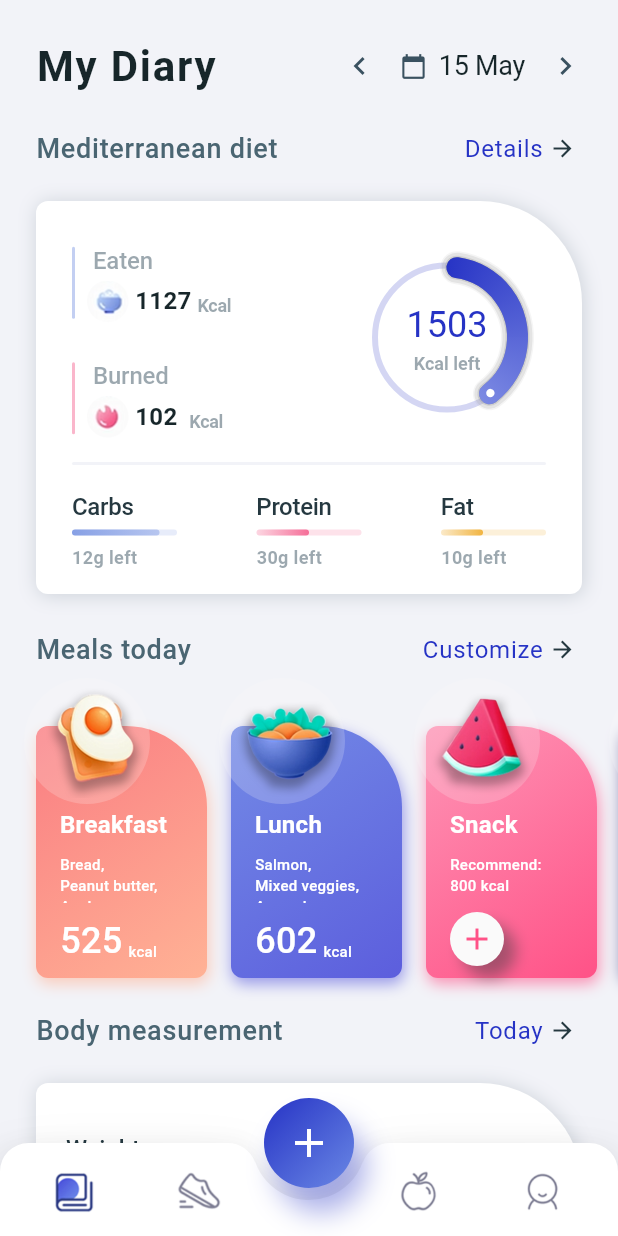
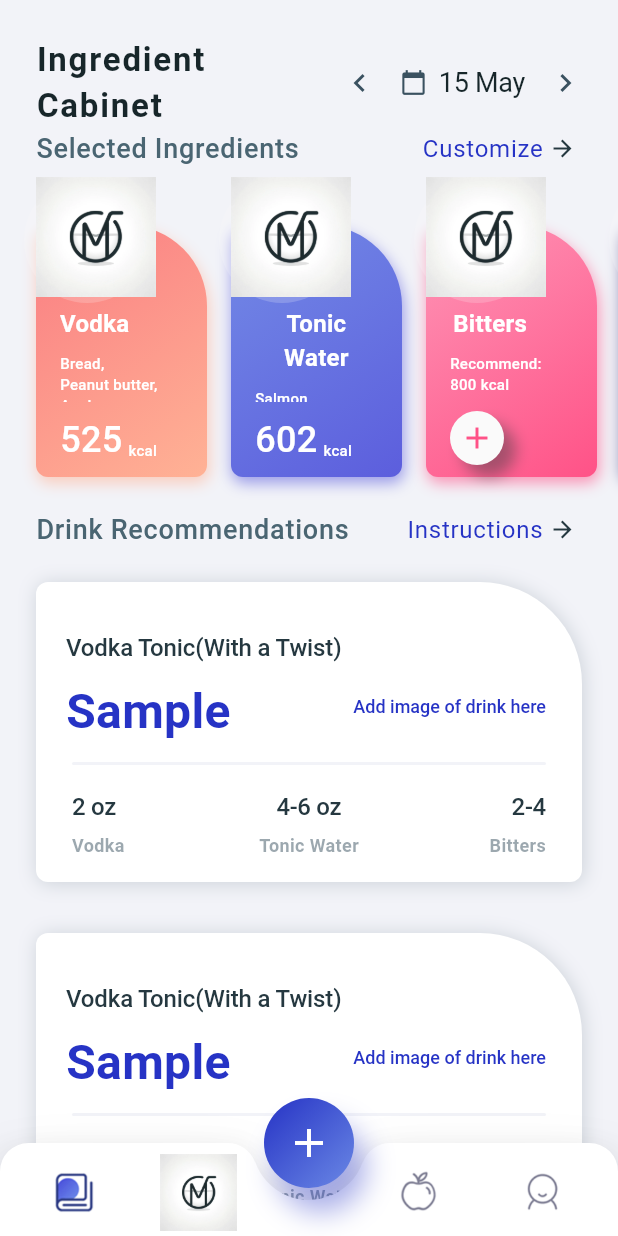
Before and after one commit to Azhang1234/MixySpring2024, a Flutter app: the screen it shows after launch, on a phone screen of 412 x 824 dp. Run offline on Flutter 3.47's test engine with Material 3 defaults, Android fonts, the light colour scheme and no system bars.

Commit message:
Fixed Mixy app design

```diff
--- a/lib/models/meals_list_data.dart
+++ b/lib/models/meals_list_data.dart
@@ -17,32 +17,32 @@ class MealsListData {
 
   static List<MealsListData> tabIconsList = <MealsListData>[
     MealsListData(
-      imagePath: 'assets/fitness_app/breakfast.png',
-      titleTxt: 'Breakfast',
+      imagePath: 'assets/fitness_app/mixyLogo.png',
+      titleTxt: 'Vodka',
       kacl: 525,
       meals: <String>['Bread,', 'Peanut butter,', 'Apple'],
       startColor: '#FA7D82',
       endColor: '#FFB295',
     ),
     MealsListData(
-      imagePath: 'assets/fitness_app/lunch.png',
-      titleTxt: 'Lunch',
+      imagePath: 'assets/fitness_app/mixyLogo.png',
+      titleTxt: 'Tonic Water',
       kacl: 602,
       meals: <String>['Salmon,', 'Mixed veggies,', 'Avocado'],
       startColor: '#738AE6',
       endColor: '#5C5EDD',
     ),
     MealsListData(
-      imagePath: 'assets/fitness_app/snack.png',
-      titleTxt: 'Snack',
+      imagePath: 'assets/fitness_app/mixyLogo.png',
+      titleTxt: 'Bitters ',
       kacl: 0,
       meals: <String>['Recommend:', '800 kcal'],
       startColor: '#FE95B6',
       endColor: '#FF5287',
     ),
     MealsListData(
-      imagePath: 'assets/fitness_app/dinner.png',
-      titleTxt: 'Dinner',
+      imagePath: 'assets/fitness_app/mixyLogo.png',
+      titleTxt: 'Whiskey',
       kacl: 0,
       meals: <String>['Recommend:', '703 kcal'],
       startColor: '#6F72CA',
--- a/lib/models/tabIcon_data.dart
+++ b/lib/models/tabIcon_data.dart
@@ -25,8 +25,8 @@ class TabIconData {
       animationController: null,
     ),
     TabIconData(
-      imagePath: 'assets/fitness_app/tab_2.png',
-      selectedImagePath: 'assets/fitness_app/tab_2s.png',
+      imagePath: 'assets/fitness_app/mixyLogo.png',
+      selectedImagePath: 'assets/fitness_app/mixyLogo.png',
       index: 1,
       isSelected: false,
       animationController: null,
--- a/lib/my_diary/my_diary_screen.dart
+++ b/lib/my_diary/my_diary_screen.dart
@@ -60,9 +60,9 @@ class _MyDiaryScreenState extends State<MyDiaryScreen>
   void addAllListData() {
     const int count = 9;
 
-    listViews.add(
+    /*listViews.add(
       TitleView(
-        titleTxt: 'Mediterranean diet',
+        titleTxt: 'Mixing Station',
         subTxt: 'Details',
         animation: Tween<double>(begin: 0.0, end: 1.0).animate(CurvedAnimation(
             parent: widget.animationController!,
@@ -79,10 +79,10 @@ class _MyDiaryScreenState extends State<MyDiaryScreen>
                 const Interval((1 / count) * 1, 1.0, curve: Curves.fastOutSlowIn))),
         animationController: widget.animationController!,
       ),
-    );
+    );*/
     listViews.add(
       TitleView(
-        titleTxt: 'Meals today',
+        titleTxt: 'Selected Ingredients',
         subTxt: 'Customize',
         animation: Tween<double>(begin: 0.0, end: 1.0).animate(CurvedAnimation(
             parent: widget.animationController!,
@@ -105,8 +105,8 @@ class _MyDiaryScreenState extends State<MyDiaryScreen>
 
     listViews.add(
       TitleView(
-        titleTxt: 'Body measurement',
-        subTxt: 'Today',
+        titleTxt: 'Drink Recommendations',
+        subTxt: 'Instructions',
         animation: Tween<double>(begin: 0.0, end: 1.0).animate(CurvedAnimation(
             parent: widget.animationController!,
             curve:
@@ -125,27 +125,15 @@ class _MyDiaryScreenState extends State<MyDiaryScreen>
       ),
     );
     listViews.add(
-      TitleView(
-        titleTxt: 'Water',
-        subTxt: 'Aqua SmartBottle',
+      BodyMeasurementView(
         animation: Tween<double>(begin: 0.0, end: 1.0).animate(CurvedAnimation(
             parent: widget.animationController!,
             curve:
-                const Interval((1 / count) * 6, 1.0, curve: Curves.fastOutSlowIn))),
+                const Interval((1 / count) * 5, 1.0, curve: Curves.fastOutSlowIn))),
         animationController: widget.animationController!,
       ),
     );
 
-    listViews.add(
-      WaterView(
-        mainScreenAnimation: Tween<double>(begin: 0.0, end: 1.0).animate(
-            CurvedAnimation(
-                parent: widget.animationController!,
-                curve: const Interval((1 / count) * 7, 1.0,
-                    curve: Curves.fastOutSlowIn))),
-        mainScreenAnimationController: widget.animationController!,
-      ),
-    );
     listViews.add(
       GlassView(
           animation: Tween<double>(begin: 0.0, end: 1.0).animate(
@@ -251,12 +239,12 @@ class _MyDiaryScreenState extends State<MyDiaryScreen>
                               child: Padding(
                                 padding: const EdgeInsets.all(8.0),
                                 child: Text(
-                                  'My Diary',
+                                  'Ingredient Cabinet',
                                   textAlign: TextAlign.left,
                                   style: TextStyle(
                                     fontFamily: FitnessAppTheme.fontName,
                                     fontWeight: FontWeight.w700,
-                                    fontSize: 22 + 6 - 6 * topBarOpacity,
+                                    fontSize: 22 - 6 * topBarOpacity,
                                     letterSpacing: 1.2,
                                     color: FitnessAppTheme.darkerText,
                                   ),
--- a/lib/training/training_screen.dart
+++ b/lib/training/training_screen.dart
@@ -91,7 +91,7 @@ class _TrainingScreenState extends State<TrainingScreen>
 
     listViews.add(
       TitleView(
-        titleTxt: 'Area of focus',
+        titleTxt: 'Featured Ingredients',
         subTxt: 'more',
         animation: Tween<double>(begin: 0.0, end: 1.0).animate(CurvedAnimation(
             parent: widget.animationController!,
@@ -207,12 +207,12 @@ class _TrainingScreenState extends State<TrainingScreen>
                               child: Padding(
                                 padding: const EdgeInsets.all(8.0),
                                 child: Text(
-                                  'Training',
+                                  'Mixing Station',
                                   textAlign: TextAlign.left,
                                   style: TextStyle(
                                     fontFamily: FitnessAppTheme.fontName,
                                     fontWeight: FontWeight.w700,
-                                    fontSize: 22 + 6 - 6 * topBarOpacity,
+                                    fontSize: 22 - 6 * topBarOpacity,
                                     letterSpacing: 1.2,
                                     color: FitnessAppTheme.darkerText,
                                   ),
--- a/lib/ui_view/body_measurement.dart
+++ b/lib/ui_view/body_measurement.dart
@@ -16,8 +16,8 @@ class BodyMeasurementView extends StatelessWidget {
       builder: (BuildContext context, Widget? child) {
         return FadeTransition(
           opacity: animation!,
-          child: new Transform(
-            transform: new Matrix4.translationValues(
+          child: Transform(
+            transform: Matrix4.translationValues(
                 0.0, 30 * (1.0 - animation!.value), 0.0),
             child: Padding(
               padding: const EdgeInsets.only(
@@ -25,7 +25,7 @@ class BodyMeasurementView extends StatelessWidget {
               child: Container(
                 decoration: BoxDecoration(
                   color: FitnessAppTheme.white,
-                  borderRadius: BorderRadius.only(
+                  borderRadius: const BorderRadius.only(
                       topLeft: Radius.circular(8.0),
                       bottomLeft: Radius.circular(8.0),
                       bottomRight: Radius.circular(8.0),
@@ -33,24 +33,24 @@ class BodyMeasurementView extends StatelessWidget {
                   boxShadow: <BoxShadow>[
                     BoxShadow(
                         color: FitnessAppTheme.grey.withOpacity(0.2),
-                        offset: Offset(1.1, 1.1),
+                        offset: const Offset(1.1, 1.1),
                         blurRadius: 10.0),
                   ],
                 ),
                 child: Column(
                   children: <Widget>[
-                    Padding(
+                    const Padding(
                       padding:
-                          const EdgeInsets.only(top: 16, left: 16, right: 24),
+                          EdgeInsets.only(top: 16, left: 16, right: 24),
                       child: Column(
                         mainAxisAlignment: MainAxisAlignment.center,
                         crossAxisAlignment: CrossAxisAlignment.start,
                         children: <Widget>[
                           Padding(
-                            padding: const EdgeInsets.only(
+                            padding: EdgeInsets.only(
                                 left: 4, bottom: 8, top: 16),
                             child: Text(
-                              'Weight',
+                              'Vodka Tonic(With a Twist)',
                               textAlign: TextAlign.center,
                               style: TextStyle(
                                   fontFamily: FitnessAppTheme.fontName,
@@ -69,10 +69,10 @@ class BodyMeasurementView extends StatelessWidget {
                                 crossAxisAlignment: CrossAxisAlignment.end,
                                 children: <Widget>[
                                   Padding(
-                                    padding: const EdgeInsets.only(
+                                    padding: EdgeInsets.only(
                                         left: 4, bottom: 3),
                                     child: Text(
-                                      '206.8',
+                                      'Sample',
                                       textAlign: TextAlign.center,
                                       style: TextStyle(
                                         fontFamily: FitnessAppTheme.fontName,
@@ -82,8 +82,8 @@ class BodyMeasurementView extends StatelessWidget {
                                       ),
                                     ),
                                   ),
-                                  Padding(
-                                    padding: const EdgeInsets.only(
+                                  /*Padding(
+                                    padding: EdgeInsets.only(
                                         left: 8, bottom: 8),
                                     child: Text(
                                       'Ibs',
@@ -96,7 +96,7 @@ class BodyMeasurementView extends StatelessWidget {
                                         color: FitnessAppTheme.nearlyDarkBlue,
                                       ),
                                     ),
-                                  ),
+                                  ),*/
                                 ],
                               ),
                               Column(
@@ -106,13 +106,13 @@ class BodyMeasurementView extends StatelessWidget {
                                   Row(
                                     mainAxisAlignment: MainAxisAlignment.center,
                                     children: <Widget>[
-                                      Icon(
+                                      /*Icon(
                                         Icons.access_time,
                                         color: FitnessAppTheme.grey
                                             .withOpacity(0.5),
                                         size: 16,
-                                      ),
-                                      Padding(
+                                      ),*/
+                                      /*Padding(
                                         padding:
                                             const EdgeInsets.only(left: 4.0),
                                         child: Text(
@@ -128,14 +128,14 @@ class BodyMeasurementView extends StatelessWidget {
                                                 .withOpacity(0.5),
                                           ),
                                         ),
-                                      ),
+                                      ),*/
                                     ],
                                   ),
                                   Padding(
-                                    padding: const EdgeInsets.only(
+                                    padding: EdgeInsets.only(
                                         top: 4, bottom: 14),
                                     child: Text(
-                                      'InBody SmartScale',
+                                      'Add image of drink here',
                                       textAlign: TextAlign.center,
                                       style: TextStyle(
                                         fontFamily: FitnessAppTheme.fontName,
@@ -158,7 +158,7 @@ class BodyMeasurementView extends StatelessWidget {
                           left: 24, right: 24, top: 8, bottom: 8),
                       child: Container(
                         height: 2,
-                        decoration: BoxDecoration(
+                        decoration: const BoxDecoration(
                           color: FitnessAppTheme.background,
                           borderRadius: BorderRadius.all(Radius.circular(4.0)),
                         ),
@@ -174,8 +174,8 @@ class BodyMeasurementView extends StatelessWidget {
                               mainAxisAlignment: MainAxisAlignment.center,
                               crossAxisAlignment: CrossAxisAlignment.start,
                               children: <Widget>[
-                                Text(
-                                  '185 cm',
+                                const Text(
+                                  '2 oz',
                                   textAlign: TextAlign.center,
                                   style: TextStyle(
                                     fontFamily: FitnessAppTheme.fontName,
@@ -188,7 +188,7 @@ class BodyMeasurementView extends StatelessWidget {
                                 Padding(
                                   padding: const EdgeInsets.only(top: 6),
                                   child: Text(
-                                    'Height',
+                                    'Vodka',
                                     textAlign: TextAlign.center,
                                     style: TextStyle(
                                       fontFamily: FitnessAppTheme.fontName,
@@ -211,8 +211,8 @@ class BodyMeasurementView extends StatelessWidget {
                                   mainAxisAlignment: MainAxisAlignment.center,
                                   crossAxisAlignment: CrossAxisAlignment.center,
                                   children: <Widget>[
-                                    Text(
-                                      '27.3 BMI',
+                                    const Text(
+                                      '4-6 oz',
                                       textAlign: TextAlign.center,
                                       style: TextStyle(
                                         fontFamily: FitnessAppTheme.fontName,
@@ -225,7 +225,7 @@ class BodyMeasurementView extends StatelessWidget {
                                     Padding(
                                       padding: const EdgeInsets.only(top: 6),
                                       child: Text(
-                                        'Overweight',
+                                        'Tonic Water',
                                         textAlign: TextAlign.center,
                                         style: TextStyle(
                                           fontFamily: FitnessAppTheme.fontName,
@@ -250,8 +250,8 @@ class BodyMeasurementView extends StatelessWidget {
                                   mainAxisAlignment: MainAxisAlignment.center,
                                   crossAxisAlignment: CrossAxisAlignment.end,
                                   children: <Widget>[
-                                    Text(
-                                      '20%',
+                                    const Text(
+                                      '2-4',
                                       style: TextStyle(
                                         fontFamily: FitnessAppTheme.fontName,
                                         fontWeight: FontWeight.w500,
@@ -263,7 +263,7 @@ class BodyMeasurementView extends StatelessWidget {
                                     Padding(
                                       padding: const EdgeInsets.only(top: 6),
                                       child: Text(
-                                        'Body fat',
+                                        'Bitters',
                                         textAlign: TextAlign.center,
                                         style: TextStyle(
                                           fontFamily: FitnessAppTheme.fontName,
--- a/lib/ui_view/glass_view.dart
+++ b/lib/ui_view/glass_view.dart
@@ -50,7 +50,7 @@ class GlassView extends StatelessWidget {
                                 padding: const EdgeInsets.only(
                                     left: 68, bottom: 12, right: 16, top: 12),
                                 child: Text(
-                                  'Prepare your stomach for lunch with one or two glass of water',
+                                  'Make sure you drink water consistently!',
                                   textAlign: TextAlign.left,
                                   style: TextStyle(
                                     fontFamily: FitnessAppTheme.fontName,
```
Also changed, not shown: lib/counter.dart (deleted, +0 -7 lines), lib/ui_view/area_list_view.dart (+4 -4 lines), lib/ui_view/running_view.dart (+7 -7 lines), lib/ui_view/workout_view.dart (+13 -13 lines), assets/fitness_app/mixyLogo.png (added), assets/fitness_app/tonic.png (added), assets/fitness_app/vodka.png (added).
